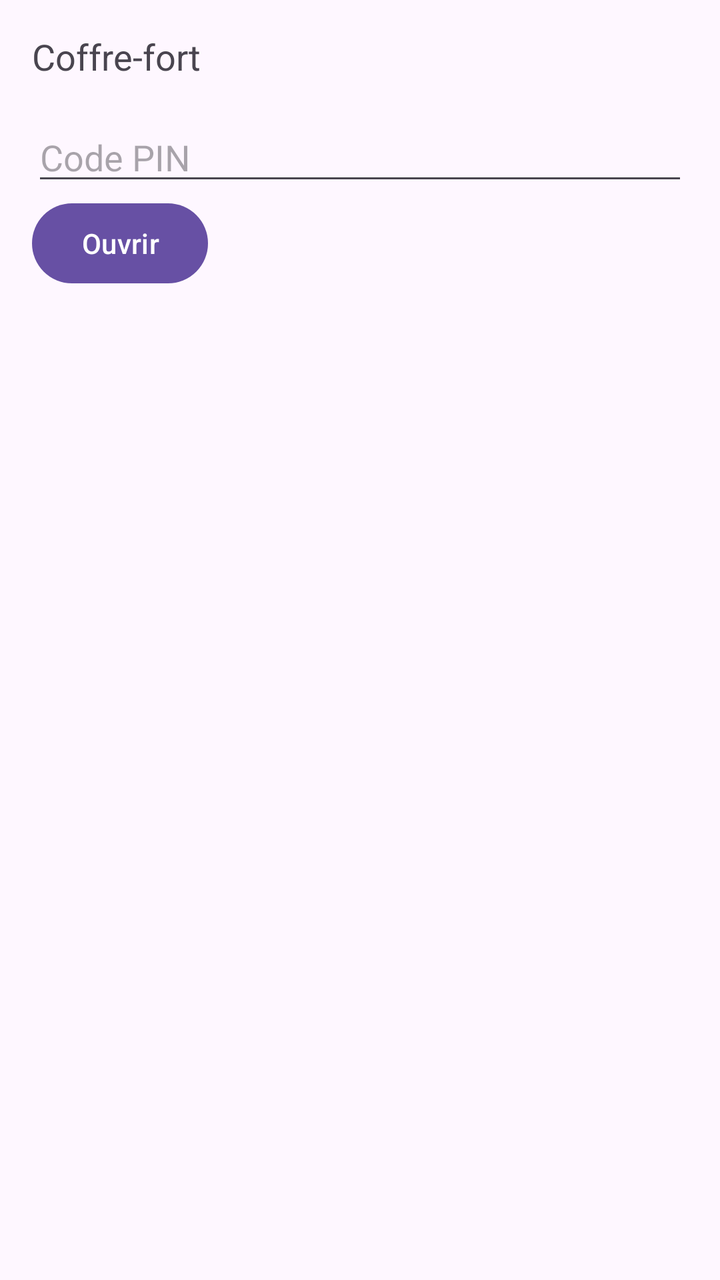
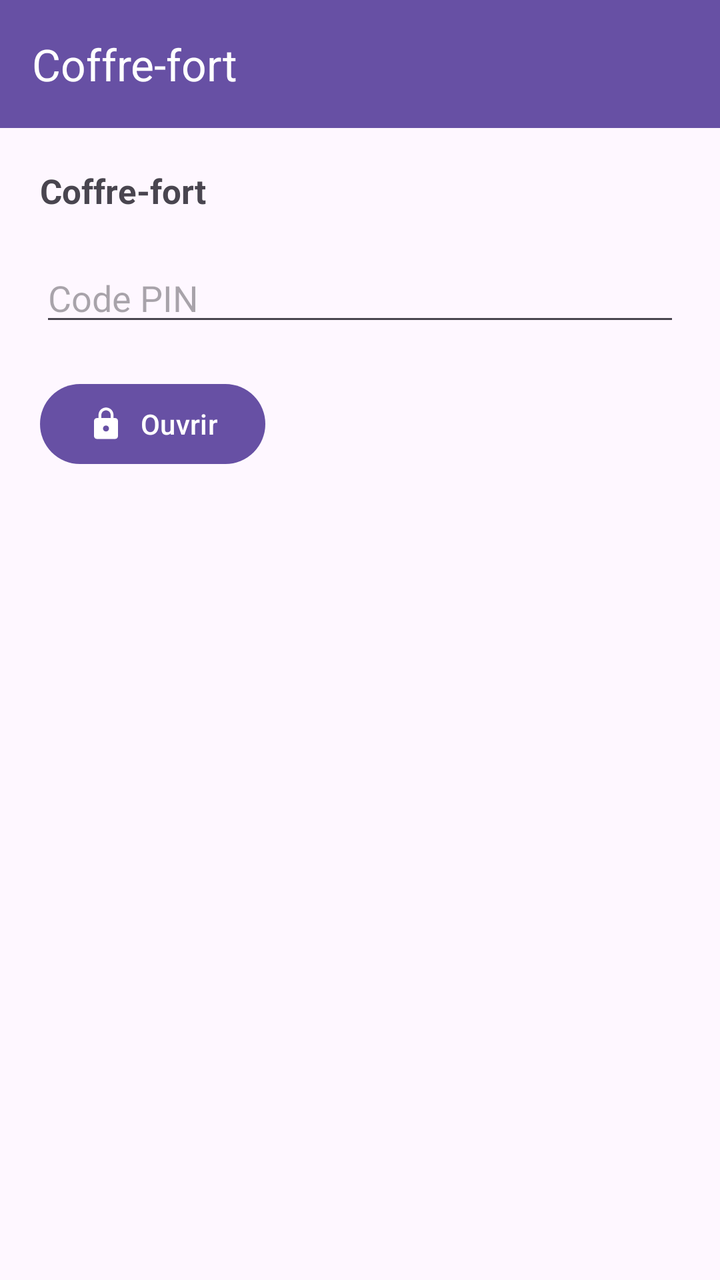

Two renders of the same Android screen: before a commit and after it. Below are the layout's source before the change and the commit's diff.
<!-- AndroidManifest.xml: application theme Theme.SafeGalleryScanner -->
<!-- res/layout/activity_vault.xml -->
<?xml version="1.0" encoding="utf-8"?>
<LinearLayout xmlns:android="http://schemas.android.com/apk/res/android"
    android:layout_width="match_parent"
    android:layout_height="match_parent"
    android:orientation="vertical"
    android:padding="16dp">

    <TextView
        android:id="@+id/tvVaultTitle"
        android:layout_width="wrap_content"
        android:layout_height="wrap_content"
        android:textSize="18sp"
        android:layout_marginBottom="16dp"
        android:text="Coffre-fort" />

    <EditText
        android:id="@+id/etPin"
        android:layout_width="match_parent"
        android:layout_height="wrap_content"
        android:inputType="numberPassword"
        android:hint="Code PIN" />

    <EditText
        android:id="@+id/etPin2"
        android:layout_width="match_parent"
        android:layout_height="wrap_content"
        android:inputType="numberPassword"
        android:hint="Confirmer le PIN"
        android:visibility="gone" />

    <Button
        android:id="@+id/btnPin"
        android:layout_width="wrap_content"
        android:layout_height="wrap_content"
        android:text="Ouvrir" />

    <Button
        android:id="@+id/btnAdd"
        android:layout_width="wrap_content"
        android:layout_height="wrap_content"
        android:text="Ajouter des photos au coffre"
        android:visibility="gone" />

    <androidx.recyclerview.widget.RecyclerView
        android:id="@+id/rvVault"
        android:layout_width="match_parent"
        android:layout_height="0dp"
        android:layout_weight="1"
        android:layout_marginTop="16dp"
        android:visibility="gone" />
</LinearLayout>
<!-- resources referenced by this layout -->
<resources>
  <style name="Theme.SafeGalleryScanner" parent="Base.Theme.SafeGalleryScanner" />
  <style name="Base.Theme.SafeGalleryScanner" parent="Theme.Material3.DayNight.NoActionBar">
          
          
      </style>
</resources>

<!-- the commit's change to res/layout/activity_vault.xml (unified diff, before → after) -->
@@ -1,22 +1,33 @@
 <?xml version="1.0" encoding="utf-8"?>
 <LinearLayout xmlns:android="http://schemas.android.com/apk/res/android"
+    xmlns:app="http://schemas.android.com/apk/res-auto"
     android:layout_width="match_parent"
     android:layout_height="match_parent"
-    android:orientation="vertical"
-    android:padding="16dp">
+    android:orientation="vertical">
+
+    <com.google.android.material.appbar.MaterialToolbar
+        android:id="@+id/toolbarVault"
+        android:layout_width="match_parent"
+        android:layout_height="?attr/actionBarSize"
+        android:background="?attr/colorPrimary"
+        app:title="Coffre-fort"
+        app:titleTextColor="#FFFFFF" />
 
     <TextView
         android:id="@+id/tvVaultTitle"
-        android:layout_width="wrap_content"
+        android:layout_width="match_parent"
         android:layout_height="wrap_content"
-        android:textSize="18sp"
-        android:layout_marginBottom="16dp"
+        android:padding="20dp"
+        android:textSize="17sp"
+        android:textStyle="bold"
         android:text="Coffre-fort" />
 
     <EditText
         android:id="@+id/etPin"
         android:layout_width="match_parent"
         android:layout_height="wrap_content"
+        android:layout_marginStart="20dp"
+        android:layout_marginEnd="20dp"
         android:inputType="numberPassword"
         android:hint="Code PIN" />
 
@@ -24,21 +35,28 @@
         android:id="@+id/etPin2"
         android:layout_width="match_parent"
         android:layout_height="wrap_content"
+        android:layout_marginStart="20dp"
+        android:layout_marginEnd="20dp"
         android:inputType="numberPassword"
         android:hint="Confirmer le PIN"
         android:visibility="gone" />
 
-    <Button
+    <com.google.android.material.button.MaterialButton
         android:id="@+id/btnPin"
         android:layout_width="wrap_content"
         android:layout_height="wrap_content"
-        android:text="Ouvrir" />
+        android:layout_margin="20dp"
+        android:text="Ouvrir"
+        app:icon="@drawable/ic_lock" />
 
-    <Button
+    <com.google.android.material.button.MaterialButton
         android:id="@+id/btnAdd"
+        style="@style/Widget.Material3.Button.TonalButton"
         android:layout_width="wrap_content"
         android:layout_height="wrap_content"
-        android:text="Ajouter des photos au coffre"
+        android:layout_marginStart="20dp"
+        android:text="Ajouter des photos"
+        app:icon="@drawable/ic_add"
         android:visibility="gone" />
 
     <androidx.recyclerview.widget.RecyclerView
@@ -46,6 +64,7 @@
         android:layout_width="match_parent"
         android:layout_height="0dp"
         android:layout_weight="1"
-        android:layout_marginTop="16dp"
+        android:padding="8dp"
+        android:clipToPadding="false"
         android:visibility="gone" />
 </LinearLayout>
<!-- resource entries referenced after the edit -->
@@ -1,5 +1,9 @@
 <!-- resources referenced by this layout -->
 <resources>
+  <!-- drawable ic_add (drawable) -->
+  <vector xmlns:android="http://schemas.android.com/apk/res/android" android:width="24dp" android:height="24dp" android:viewportWidth="24" android:viewportHeight="24" android:tint="?attr/colorControlNormal"><path android:fillColor="@android:color/white" android:pathData="M19,13h-6v6h-2v-6L5,13v-2h6L11,5h2v6h6v2z"/></vector>
+  <!-- drawable ic_lock (drawable) -->
+  <vector xmlns:android="http://schemas.android.com/apk/res/android" android:width="24dp" android:height="24dp" android:viewportWidth="24" android:viewportHeight="24" android:tint="?attr/colorControlNormal"><path android:fillColor="@android:color/white" android:pathData="M18,8h-1L17,6c0,-2.76 -2.24,-5 -5,-5S7,3.24 7,6v2L6,8c-1.1,0 -2,0.9 -2,2v10c0,1.1 0.9,2 2,2h12c1.1,0 2,-0.9 2,-2L20,10c0,-1.1 -0.9,-2 -2,-2zM12,17c-1.1,0 -2,-0.9 -2,-2s0.9,-2 2,-2 2,0.9 2,2 -0.9,2 -2,2zM15.1,8L8.9,8L8.9,6c0,-1.71 1.39,-3.1 3.1,-3.1 1.71,0 3.1,1.39 3.1,3.1v2z"/></vector>
   <style name="Theme.SafeGalleryScanner" parent="Base.Theme.SafeGalleryScanner" />
   <style name="Base.Theme.SafeGalleryScanner" parent="Theme.Material3.DayNight.NoActionBar">
           
